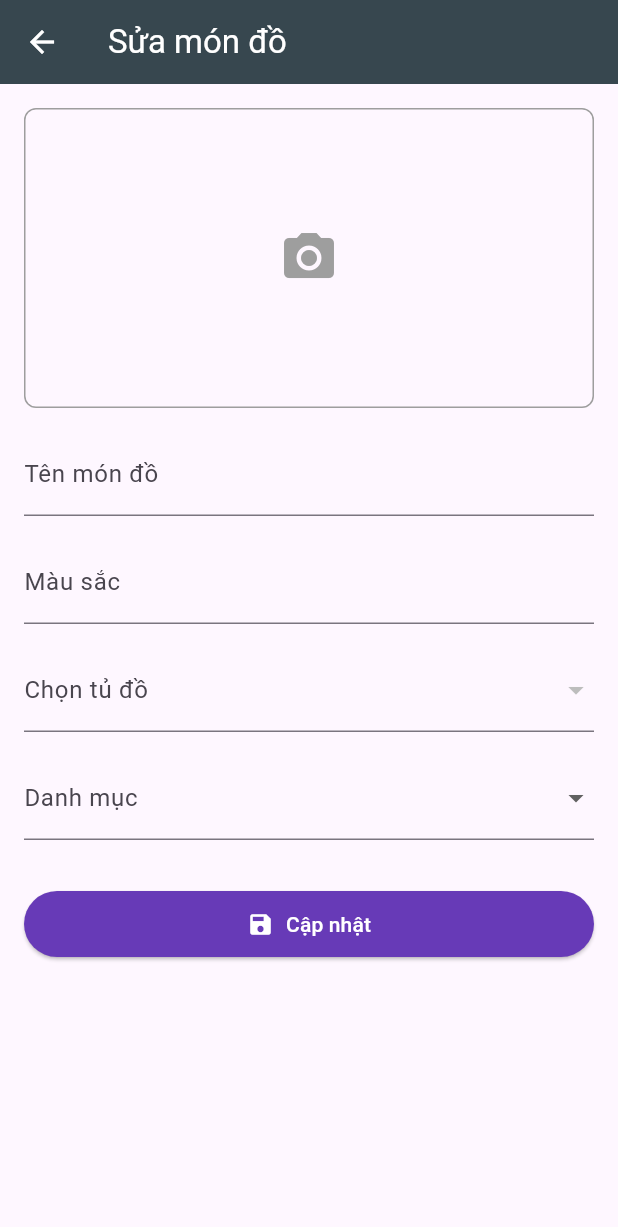
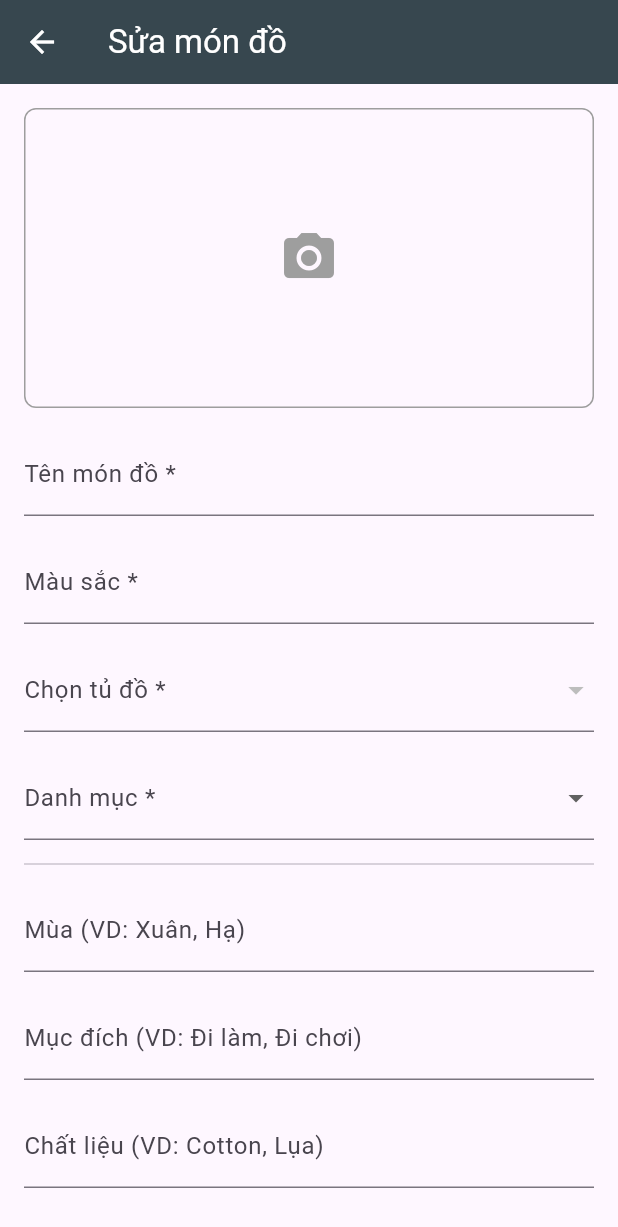
Before and after one commit to minhdatvn/MinCloset, a Flutter app: the ItemDetailPage screen opened directly with empty values, after a tap on the "edit" icon, on a phone screen of 412 x 824 dp. Shown: the top 1227 px of the screen. Run offline on Flutter 3.47's test engine with Material 3 defaults, Android fonts, the phone set to English and light mode, and no system bars; our stand-ins replace flutter_dotenv, google_generative_ai, image_picker, logger, shared_preferences, sqflite; accounts and stored records are empty; network calls fail.

Commit message:
Cải thiện trang chi tiết của món đồ

```diff
--- a/lib/helpers/db_helper.dart
+++ b/lib/helpers/db_helper.dart
@@ -21,7 +21,11 @@ class DBHelper {
         category TEXT,
         color TEXT,
         imagePath TEXT,
-        closetId TEXT
+        closetId TEXT,
+        season TEXT,
+        occasion TEXT,
+        material TEXT,
+        pattern TEXT
       )""");
   }
 
--- a/lib/models/clothing_item.dart
+++ b/lib/models/clothing_item.dart
@@ -6,7 +6,11 @@ class ClothingItem {
   final String category;
   final String color;
   final String imagePath;
-  final String closetId; // <-- THUỘC TÍNH MỚI
+  final String closetId;
+  final String? season;
+  final String? occasion;
+  final String? material;
+  final String? pattern;
 
   ClothingItem({
     required this.id,
@@ -14,7 +18,12 @@ class ClothingItem {
     required this.category,
     required this.color,
     required this.imagePath,
-    required this.closetId, // <-- THÊM VÀO CONSTRUCTOR
+    required this.closetId,
+    // Thêm vào constructor
+    this.season,
+    this.occasion,
+    this.material,
+    this.pattern,
   });
 
   Map<String, dynamic> toMap() {
@@ -24,7 +33,12 @@ class ClothingItem {
       'category': category,
       'color': color,
       'imagePath': imagePath,
-      'closetId': closetId, // <-- THÊM VÀO HÀM
+      'closetId': closetId,
+      // Thêm vào hàm
+      'season': season,
+      'occasion': occasion,
+      'material': material,
+      'pattern': pattern,
     };
   }
 
@@ -35,7 +49,12 @@ class ClothingItem {
       category: map['category'],
       color: map['color'],
       imagePath: map['imagePath'],
-      closetId: map['closetId'], // <-- THÊM VÀO HÀM
+      closetId: map['closetId'],
+      // Thêm vào hàm
+      season: map['season'],
+      occasion: map['occasion'],
+      material: map['material'],
+      pattern: map['pattern'],
     );
   }
 }
--- a/lib/screens/add_item_screen.dart
+++ b/lib/screens/add_item_screen.dart
@@ -1,3 +1,5 @@
+// file: lib/screens/add_item_screen.dart
+
 import 'dart:io';
 import 'package:flutter/material.dart';
 import 'package:image_picker/image_picker.dart';
@@ -8,7 +10,7 @@ import 'package:uuid/uuid.dart';
 
 class AddItemScreen extends StatefulWidget {
   final String? preselectedClosetId;
-  final ClothingItem? itemToEdit; // Thuộc tính để nhận món đồ cần sửa
+  final ClothingItem? itemToEdit;
 
   const AddItemScreen({super.key, this.preselectedClosetId, this.itemToEdit});
 
@@ -20,6 +22,10 @@ class _AddItemScreenState extends State<AddItemScreen> {
   final _formKey = GlobalKey<FormState>();
   final _nameController = TextEditingController();
   final _colorController = TextEditingController();
+  final _seasonController = TextEditingController();
+  final _occasionController = TextEditingController();
+  final _materialController = TextEditingController();
+  final _patternController = TextEditingController();
 
   File? _selectedImage;
   String? _selectedCategory;
@@ -39,10 +45,25 @@ class _AddItemScreenState extends State<AddItemScreen> {
       if (item.imagePath.isNotEmpty) {
         _selectedImage = File(item.imagePath);
       }
+      _seasonController.text = item.season ?? '';
+      _occasionController.text = item.occasion ?? '';
+      _materialController.text = item.material ?? '';
+      _patternController.text = item.pattern ?? '';
     } else {
       _selectedClosetId = widget.preselectedClosetId;
     }
     _loadClosets();
+  }
+
+  @override
+  void dispose() {
+    _nameController.dispose();
+    _colorController.dispose();
+    _seasonController.dispose();
+    _occasionController.dispose();
+    _materialController.dispose();
+    _patternController.dispose();
+    super.dispose();
   }
 
   Future<void> _loadClosets() async {
@@ -66,10 +87,9 @@ class _AddItemScreenState extends State<AddItemScreen> {
   void _saveItem() async {
     if (_formKey.currentState!.validate()) {
       if (_selectedImage == null || _selectedCategory == null || _selectedClosetId == null) {
-        ScaffoldMessenger.of(context).showSnackBar(const SnackBar(content: Text('Vui lòng điền đủ tất cả thông tin!')));
+        ScaffoldMessenger.of(context).showSnackBar(const SnackBar(content: Text('Vui lòng điền đủ thông tin bắt buộc!')));
         return;
       }
-
       _formKey.currentState!.save();
 
       if (_isEditing) {
@@ -80,6 +100,10 @@ class _AddItemScreenState extends State<AddItemScreen> {
           color: _colorController.text,
           imagePath: _selectedImage!.path,
           closetId: _selectedClosetId!,
+          season: _seasonController.text,
+          occasion: _occasionController.text,
+          material: _materialController.text,
+          pattern: _patternController.text,
         );
         await DBHelper.updateItem(updatedItem);
       } else {
@@ -90,6 +114,10 @@ class _AddItemScreenState extends State<AddItemScreen> {
           color: _colorController.text,
           imagePath: _selectedImage!.path,
           closetId: _selectedClosetId!,
+          season: _seasonController.text,
+          occasion: _occasionController.text,
+          material: _materialController.text,
+          pattern: _patternController.text,
         );
         await DBHelper.insert('clothing_items', newItem.toMap());
       }
@@ -114,24 +142,33 @@ class _AddItemScreenState extends State<AddItemScreen> {
           child: Column(
             crossAxisAlignment: CrossAxisAlignment.stretch,
             children: [
+              // === PHẦN CODE ĐẦY ĐỦ CHO KHU VỰC ẢNH ===
               GestureDetector(
                 onTap: _takePicture,
                 child: Container(
                   height: 200,
-                  decoration: BoxDecoration(border: Border.all(width: 1, color: Colors.grey), borderRadius: BorderRadius.circular(8)),
-                  child: _selectedImage != null ? Image.file(_selectedImage!, fit: BoxFit.cover, width: double.infinity) : const Center(child: Icon(Icons.camera_alt, size: 40, color: Colors.grey)),
+                  width: double.infinity,
+                  decoration: BoxDecoration(
+                    border: Border.all(width: 1, color: Colors.grey),
+                    borderRadius: BorderRadius.circular(8),
+                  ),
+                  child: _selectedImage != null
+                      ? Image.file(_selectedImage!, fit: BoxFit.cover, width: double.infinity)
+                      : const Center(
+                          child: Icon(Icons.camera_alt, size: 40, color: Colors.grey),
+                        ),
                 ),
               ),
               const SizedBox(height: 16),
               TextFormField(
                 controller: _nameController,
-                decoration: const InputDecoration(labelText: 'Tên món đồ'),
+                decoration: const InputDecoration(labelText: 'Tên món đồ *'),
                 validator: (value) => (value == null || value.trim().isEmpty) ? 'Vui lòng nhập tên.' : null,
               ),
               const SizedBox(height: 16),
               TextFormField(
                 controller: _colorController,
-                decoration: const InputDecoration(labelText: 'Màu sắc'),
+                decoration: const InputDecoration(labelText: 'Màu sắc *'),
                 validator: (value) => (value == null || value.trim().isEmpty) ? 'Vui lòng nhập màu sắc.' : null,
               ),
               const SizedBox(height: 16),
@@ -139,7 +176,7 @@ class _AddItemScreenState extends State<AddItemScreen> {
                 value: _selectedClosetId,
                 items: _closets.map((closet) => DropdownMenuItem(value: closet.id, child: Text(closet.name))).toList(),
                 onChanged: (value) => setState(() => _selectedClosetId = value),
-                decoration: const InputDecoration(labelText: 'Chọn tủ đồ'),
+                decoration: const InputDecoration(labelText: 'Chọn tủ đồ *'),
                 validator: (value) => value == null ? 'Vui lòng chọn một tủ đồ.' : null,
               ),
               const SizedBox(height: 16),
@@ -147,8 +184,28 @@ class _AddItemScreenState extends State<AddItemScreen> {
                 value: _selectedCategory,
                 items: categories.map((category) => DropdownMenuItem(value: category, child: Text(category))).toList(),
                 onChanged: (value) => setState(() => _selectedCategory = value),
-                decoration: const InputDecoration(labelText: 'Danh mục'),
+                decoration: const InputDecoration(labelText: 'Danh mục *'),
                 validator: (value) => value == null ? 'Vui lòng chọn một danh mục.' : null,
+              ),
+              const Divider(height: 32),
+              TextFormField(
+                controller: _seasonController,
+                decoration: const InputDecoration(labelText: 'Mùa (VD: Xuân, Hạ)'),
+              ),
+              const SizedBox(height: 16),
+              TextFormField(
+                controller: _occasionController,
+                decoration: const InputDecoration(labelText: 'Mục đích (VD: Đi làm, Đi chơi)'),
+              ),
+              const SizedBox(height: 16),
+              TextFormField(
+                controller: _materialController,
+                decoration: const InputDecoration(labelText: 'Chất liệu (VD: Cotton, Lụa)'),
+              ),
+              const SizedBox(height: 16),
+              TextFormField(
+                controller: _patternController,
+                decoration: const InputDecoration(labelText: 'Họa tiết (VD: Kẻ sọc, Trơn)'),
               ),
               const SizedBox(height: 32),
               ElevatedButton.icon(
--- a/lib/screens/item_detail_page.dart
+++ b/lib/screens/item_detail_page.dart
@@ -5,16 +5,18 @@ import 'package:flutter/material.dart';
 import 'package:mincloset/helpers/db_helper.dart';
 import 'package:mincloset/models/clothing_item.dart';
 import 'package:mincloset/screens/add_item_screen.dart';
+import 'package:mincloset/widgets/detail_info_row.dart';
 
-class ItemDetailPage extends StatelessWidget { // Chuyển về StatelessWidget là đủ
+class ItemDetailPage extends StatelessWidget {
   final ClothingItem item;
   const ItemDetailPage({super.key, required this.item});
 
+  // Hàm điều hướng sang trang Sửa
   void _navigateToEditItem(BuildContext context) {
-    // Khi đi đến trang sửa, ta mong muốn trang danh sách sẽ được refresh khi quay về
-    // nên ta sẽ pop trang chi tiết này sau khi sửa xong.
     Navigator.of(context).push<bool>(
-      MaterialPageRoute(builder: (ctx) => AddItemScreen(itemToEdit: item)),
+      MaterialPageRoute(
+        builder: (ctx) => AddItemScreen(itemToEdit: item)
+      ),
     ).then((result) {
       // Nếu trang sửa trả về true (đã cập nhật), ta đóng luôn trang chi tiết
       // để màn hình danh sách phía sau tự refresh
@@ -24,6 +26,7 @@ class ItemDetailPage extends StatelessWidget { // Chuyển về StatelessWidget
     });
   }
 
+  // Hàm hiển thị dialog và xử lý xóa
   void _deleteItem(BuildContext context) {
     showDialog(
       context: context,
@@ -51,9 +54,12 @@ class ItemDetailPage extends StatelessWidget { // Chuyển về StatelessWidget
 
   @override
   Widget build(BuildContext context) {
-    return Scaffold(
+    // DefaultTabController là widget bao bọc để quản lý các tab
+    return DefaultTabController(
+      length: 2, // Chúng ta có 2 tab
+      child: Scaffold(
         appBar: AppBar(
-        title: Text(item.name),
+          title: const Text('Chi tiết Món đồ'),
           actions: [
             IconButton(
               icon: const Icon(Icons.edit_outlined),
@@ -66,33 +72,66 @@ class ItemDetailPage extends StatelessWidget { // Chuyển về StatelessWidget
               tooltip: 'Xóa món đồ',
             ),
           ],
-      ),
-      body: SingleChildScrollView(
-        child: Column(
-          crossAxisAlignment: CrossAxisAlignment.start,
-          children: [
-            Image.file(
-              File(item.imagePath),
-              height: MediaQuery.of(context).size.height * 0.5,
-              width: double.infinity,
-              fit: BoxFit.cover,
-            ),
-            Padding(
-              padding: const EdgeInsets.all(16.0),
-              child: Column(
-                crossAxisAlignment: CrossAxisAlignment.start,
-                children: [
-                  Text(item.name, style: Theme.of(context).textTheme.headlineMedium),
-                  const SizedBox(height: 8),
-                  Chip(label: Text('Danh mục: ${item.category}')),
-                  const SizedBox(height: 8),
-                  Chip(label: Text('Màu sắc: ${item.color}')),
+          // 'bottom' của AppBar là nơi để đặt TabBar
+          bottom: const TabBar(
+            tabs: [
+              Tab(text: 'Thông tin'),
+              Tab(text: 'Phối đồ'),
             ],
           ),
         ),
+        // TabBarView chứa nội dung của các tab tương ứng
+        body: TabBarView(
+          children: [
+            // --- NỘI DUNG TAB 1: THÔNG TIN ---
+            _buildInfoTab(context),
+
+            // --- NỘI DUNG TAB 2: PHỐI ĐỒ (tạm thời) ---
+            const Center(child: Text('Các bộ đồ có sử dụng món đồ này sẽ hiện ở đây.')),
           ],
         ),
       ),
     );
   }
+
+  // Widget để xây dựng nội dung cho tab "Thông tin"
+  Widget _buildInfoTab(BuildContext context) {
+    return SingleChildScrollView(
+      child: Column(
+        crossAxisAlignment: CrossAxisAlignment.start,
+        children: [
+          // Hiển thị ảnh
+          Image.file(
+            File(item.imagePath),
+            height: MediaQuery.of(context).size.height * 0.4,
+            width: double.infinity,
+            fit: BoxFit.cover,
+          ),
+          const SizedBox(height: 16),
+          // Tên món đồ
+          Padding(
+            padding: const EdgeInsets.symmetric(horizontal: 16.0),
+            child: Text(
+              item.name,
+              style: Theme.of(context).textTheme.headlineSmall?.copyWith(fontWeight: FontWeight.bold)
+            ),
+          ),
+          const SizedBox(height: 8),
+
+          // Danh sách các thông tin chi tiết
+          DetailInfoRow(label: 'Mùa', value: item.season ?? 'Chưa có'),
+          const Divider(height: 1, indent: 16, endIndent: 16),
+          DetailInfoRow(label: 'Mục đích', value: item.occasion ?? 'Chưa có'),
+          const Divider(height: 1, indent: 16, endIndent: 16),
+          DetailInfoRow(label: 'Loại', value: item.category),
+          const Divider(height: 1, indent: 16, endIndent: 16),
+          DetailInfoRow(label: 'Màu sắc', value: item.color),
+          const Divider(height: 1, indent: 16, endIndent: 16),
+          DetailInfoRow(label: 'Chất liệu', value: item.material ?? 'Chưa có'),
+          const Divider(height: 1, indent: 16, endIndent: 16),
+          DetailInfoRow(label: 'Họa tiết', value: item.pattern ?? 'Chưa có'),
+        ],
+      ),
+    );
   }
+}
--- /dev/null
+++ b/lib/widgets/detail_info_row.dart
@@ -0,0 +1,45 @@
+// file: lib/widgets/detail_info_row.dart
+
+import 'package:flutter/material.dart';
+
+class DetailInfoRow extends StatelessWidget {
+  final String label;
+  final String value;
+  final VoidCallback? onTap;
+
+  const DetailInfoRow({
+    super.key,
+    required this.label,
+    required this.value,
+    this.onTap,
+  });
+
+  @override
+  Widget build(BuildContext context) {
+    return InkWell(
+      onTap: onTap,
+      child: Padding(
+        padding: const EdgeInsets.symmetric(vertical: 12.0, horizontal: 16.0),
+        child: Row(
+          mainAxisAlignment: MainAxisAlignment.spaceBetween,
+          children: [
+            Text(
+              label,
+              style: const TextStyle(fontSize: 16, fontWeight: FontWeight.bold),
+            ),
+            Row(
+              children: [
+                Text(
+                  value,
+                  style: TextStyle(fontSize: 16, color: Colors.grey.shade600),
+                ),
+                if (onTap != null) // Chỉ hiển thị icon nếu có hành động onTap
+                  const Icon(Icons.arrow_forward_ios, size: 16, color: Colors.grey),
+              ],
+            ),
+          ],
+        ),
+      ),
+    );
+  }
+}
```
Lines whose indentation alone changed are shown as unchanged.
